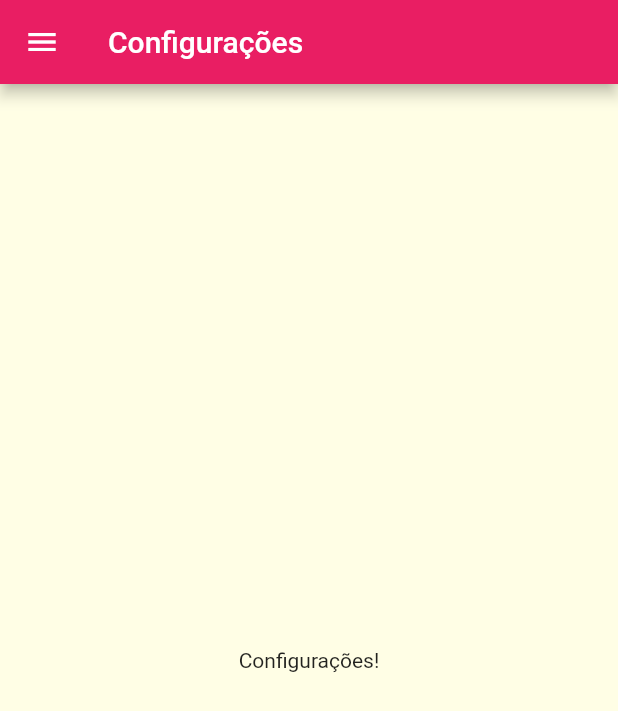
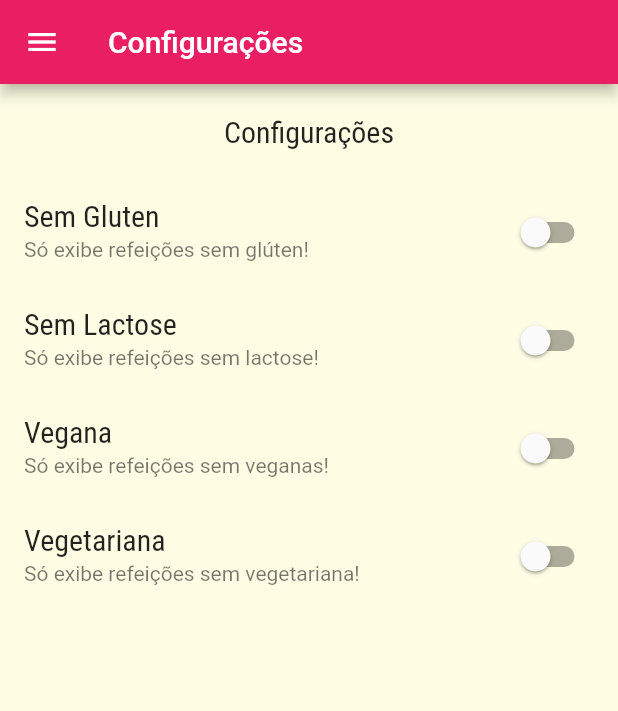
Before and after one commit to EricksonDutra/meals, a Flutter app: the SettingsScreen screen opened by its route, on a phone screen of 412 x 824 dp. Shown: the top 711 px of the screen. Run offline on Flutter 3.47's test engine with Material 2 defaults, Android fonts, the phone set to English and light mode, and no system bars; network calls fail.

Commit message:
settings screen

```diff
--- /dev/null
+++ b/lib/models/settings.dart
@@ -0,0 +1,13 @@
+class Settings {
+  bool isGlutenFree;
+  bool isLactoseFree;
+  bool isVegan;
+  bool isVegetarian;
+
+  Settings({
+    this.isGlutenFree = false,
+    this.isLactoseFree = false,
+    this.isVegan = false,
+    this.isVegetarian = false,
+  });
+}
--- a/lib/screens/meal_detail_screen.dart
+++ b/lib/screens/meal_detail_screen.dart
@@ -87,6 +87,11 @@ class MealDetailScreen extends StatelessWidget {
           ],
         ),
       ),
+      floatingActionButton: FloatingActionButton(
+          child: const Icon(Icons.star),
+          onPressed: () {
+            Navigator.of(context).pop();
+          }),
     );
   }
 }
--- a/lib/screens/settings_screen.dart
+++ b/lib/screens/settings_screen.dart
@@ -1,19 +1,78 @@
 import 'package:flutter/material.dart';
 import 'package:meals/components/main_drawer.dart';
+import 'package:meals/models/settings.dart';
 
-class SettingsScreen extends StatelessWidget {
+class SettingsScreen extends StatefulWidget {
   const SettingsScreen({Key? key}) : super(key: key);
+
+  @override
+  State<SettingsScreen> createState() => _SettingsScreenState();
+}
+
+class _SettingsScreenState extends State<SettingsScreen> {
+  var settings = Settings();
+
+  Widget _createSwitch(
+    String title,
+    String subtitle,
+    bool value,
+    Function(bool) onChanged,
+  ) {
+    return SwitchListTile.adaptive(
+      title: Text(title),
+      subtitle: Text(subtitle),
+      value: value,
+      onChanged: onChanged,
+    );
+  }
 
   @override
   Widget build(BuildContext context) {
     return Scaffold(
-      appBar: AppBar(
-        title: const Text('Configurações'),
-      ),
-      drawer: const MainDrawer(),
-      body: const Center(
-        child: Text('Configurações!'),
-      ),
-    );
+        appBar: AppBar(
+          title: const Text('Configurações'),
+        ),
+        drawer: const MainDrawer(),
+        body: Column(
+          children: [
+            Container(
+              padding: const EdgeInsets.all(20),
+              child: Text(
+                'Configurações',
+                style: Theme.of(context).textTheme.subtitle1,
+              ),
+            ),
+            Expanded(
+              child: ListView(
+                children: <Widget>[
+                  _createSwitch(
+                    'Sem Gluten',
+                    'Só exibe refeições sem glúten!',
+                    settings.isGlutenFree,
+                    (value) => setState(() => settings.isGlutenFree = value),
+                  ),
+                  _createSwitch(
+                    'Sem Lactose',
+                    'Só exibe refeições sem lactose!',
+                    settings.isLactoseFree,
+                    (value) => setState(() => settings.isLactoseFree = value),
+                  ),
+                  _createSwitch(
+                    'Vegana',
+                    'Só exibe refeições sem veganas!',
+                    settings.isVegan,
+                    (value) => setState(() => settings.isVegan = value),
+                  ),
+                  _createSwitch(
+                    'Vegetariana',
+                    'Só exibe refeições sem vegetariana!',
+                    settings.isVegetarian,
+                    (value) => setState(() => settings.isVegetarian = value),
+                  ),
+                ],
+              ),
+            )
+          ],
+        ));
   }
 }
```
